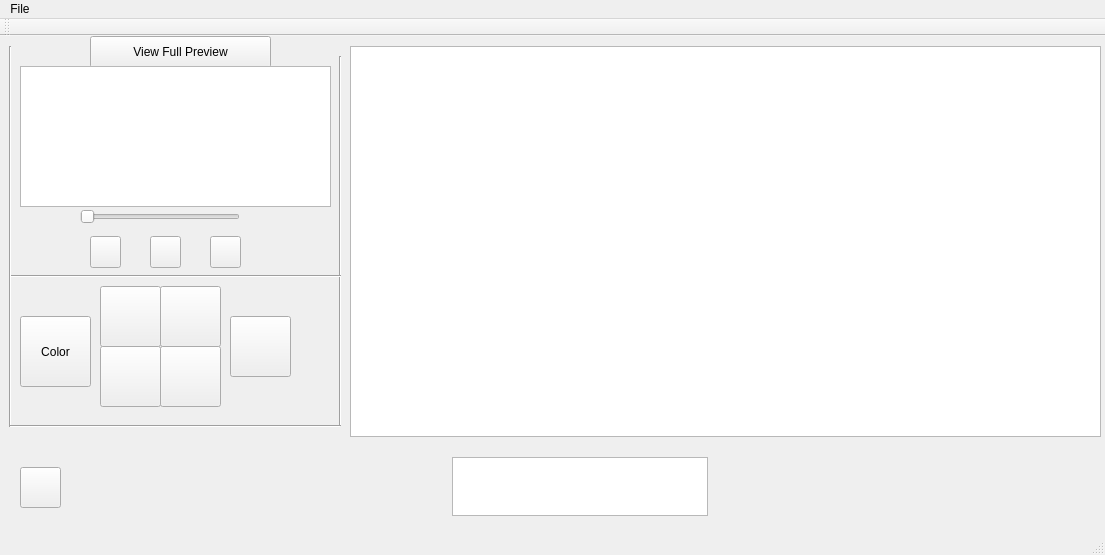
Above: TheSpritening/mainwindow.ui from pdarragh/PixelPeople before the change. Below: the same form after it.
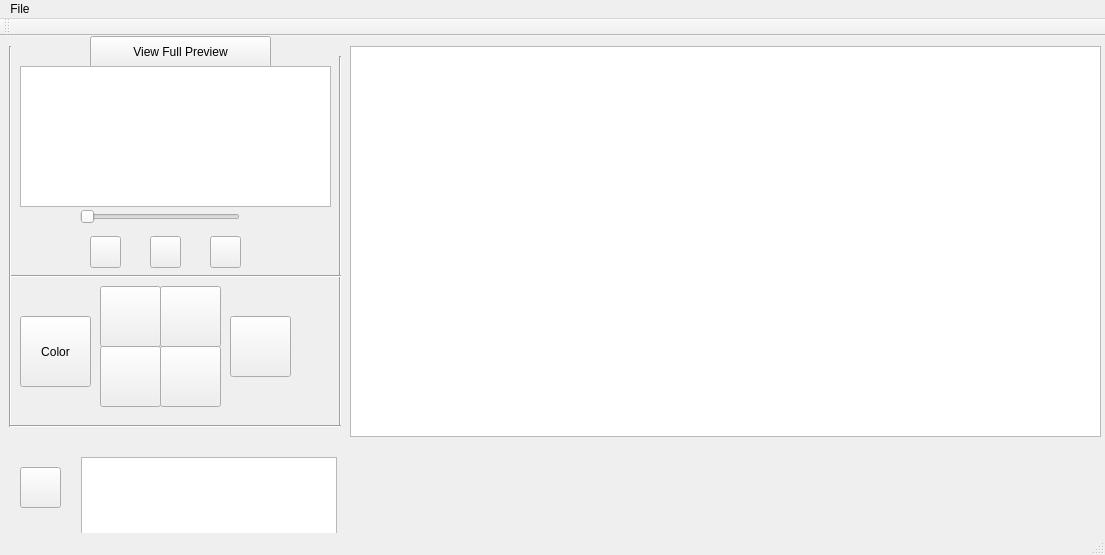
That is the form after the change. Icons and pictures are not drawn.

Diff of the .ui file:
```diff
--- a/TheSpritening/mainwindow.ui
+++ b/TheSpritening/mainwindow.ui
@@ -10,6 +10,12 @@
     <height>555</height>
    </rect>
   </property>
+  <property name="sizePolicy">
+   <sizepolicy hsizetype="Fixed" vsizetype="Fixed">
+    <horstretch>0</horstretch>
+    <verstretch>0</verstretch>
+   </sizepolicy>
+  </property>
   <property name="windowTitle">
    <string>MainWindow</string>
   </property>
@@ -68,7 +74,7 @@
     </property>
     <layout class="QHBoxLayout" name="horizontalLayout">
      <property name="sizeConstraint">
-      <enum>QLayout::SetDefaultConstraint</enum>
+      <enum>QLayout::SetFixedSize</enum>
      </property>
      <item>
       <widget class="QGraphicsView" name="graphicsView1">
```
